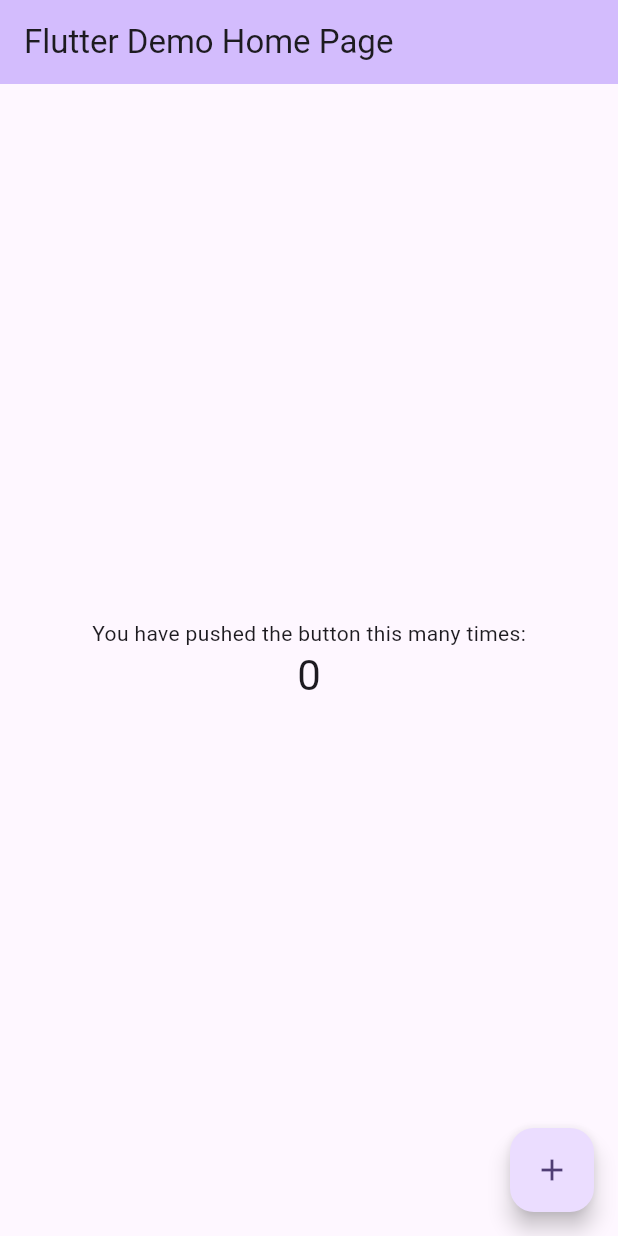
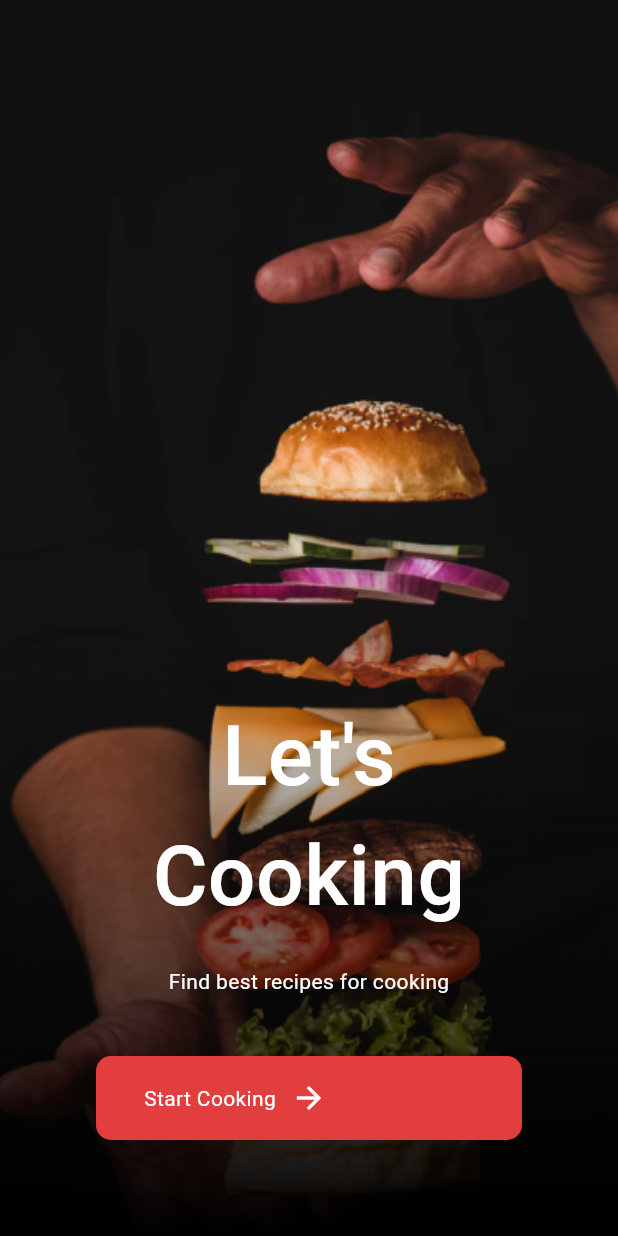
Before and after one commit to vishnu003-3/food_app, a Flutter app: the screen it shows after launch, on a phone screen of 412 x 824 dp. Run offline on Flutter 3.47's test engine with Material 3 defaults, Android fonts, the phone set to English and light mode, and no system bars.

Commit message:
firstscreen commit

```diff
--- a/lib/main.dart
+++ b/lib/main.dart
@@ -1,125 +1,18 @@
 import 'package:flutter/material.dart';
+import 'package:food_app/view/onboarding_screen/onboarding_screen.dart';
 
-void main() {
-  runApp(const MyApp());
+void main(List<String> args) {
+  runApp(MyApp());
 }
 
 class MyApp extends StatelessWidget {
   const MyApp({super.key});
 
-  // This widget is the root of your application.
   @override
   Widget build(BuildContext context) {
     return MaterialApp(
-      title: 'Flutter Demo',
-      theme: ThemeData(
-        // This is the theme of your application.
-        //
-        // TRY THIS: Try running your application with "flutter run". You'll see
-        // the application has a purple toolbar. Then, without quitting the app,
-        // try changing the seedColor in the colorScheme below to Colors.green
-        // and then invoke "hot reload" (save your changes or press the "hot
-        // reload" button in a Flutter-supported IDE, or press "r" if you used
-        // the command line to start the app).
-        //
-        // Notice that the counter didn't reset back to zero; the application
-        // state is not lost during the reload. To reset the state, use hot
-        // restart instead.
-        //
-        // This works for code too, not just values: Most code changes can be
-        // tested with just a hot reload.
-        colorScheme: ColorScheme.fromSeed(seedColor: Colors.deepPurple),
-        useMaterial3: true,
-      ),
-      home: const MyHomePage(title: 'Flutter Demo Home Page'),
+      debugShowCheckedModeBanner: false,
+      home: OnboardingScreen(),
     );
   }
 }
-
-class MyHomePage extends StatefulWidget {
-  const MyHomePage({super.key, required this.title});
-
-  // This widget is the home page of your application. It is stateful, meaning
-  // that it has a State object (defined below) that contains fields that affect
-  // how it looks.
-
-  // This class is the configuration for the state. It holds the values (in this
-  // case the title) provided by the parent (in this case the App widget) and
-  // used by the build method of the State. Fields in a Widget subclass are
-  // always marked "final".
-
-  final String title;
-
-  @override
-  State<MyHomePage> createState() => _MyHomePageState();
-}
-
-class _MyHomePageState extends State<MyHomePage> {
-  int _counter = 0;
-
-  void _incrementCounter() {
-    setState(() {
-      // This call to setState tells the Flutter framework that something has
-      // changed in this State, which causes it to rerun the build method below
-      // so that the display can reflect the updated values. If we changed
-      // _counter without calling setState(), then the build method would not be
-      // called again, and so nothing would appear to happen.
-      _counter++;
-    });
-  }
-
-  @override
-  Widget build(BuildContext context) {
-    // This method is rerun every time setState is called, for instance as done
-    // by the _incrementCounter method above.
-    //
-    // The Flutter framework has been optimized to make rerunning build methods
-    // fast, so that you can just rebuild anything that needs updating rather
-    // than having to individually change instances of widgets.
-    return Scaffold(
-      appBar: AppBar(
-        // TRY THIS: Try changing the color here to a specific color (to
-        // Colors.amber, perhaps?) and trigger a hot reload to see the AppBar
-        // change color while the other colors stay the same.
-        backgroundColor: Theme.of(context).colorScheme.inversePrimary,
-        // Here we take the value from the MyHomePage object that was created by
-        // the App.build method, and use it to set our appbar title.
-        title: Text(widget.title),
-      ),
-      body: Center(
-        // Center is a layout widget. It takes a single child and positions it
-        // in the middle of the parent.
-        child: Column(
-          // Column is also a layout widget. It takes a list of children and
-          // arranges them vertically. By default, it sizes itself to fit its
-          // children horizontally, and tries to be as tall as its parent.
-          //
-          // Column has various properties to control how it sizes itself and
-          // how it positions its children. Here we use mainAxisAlignment to
-          // center the children vertically; the main axis here is the vertical
-          // axis because Columns are vertical (the cross axis would be
-          // horizontal).
-          //
-          // TRY THIS: Invoke "debug painting" (choose the "Toggle Debug Paint"
-          // action in the IDE, or press "p" in the console), to see the
-          // wireframe for each widget.
-          mainAxisAlignment: MainAxisAlignment.center,
-          children: <Widget>[
-            const Text(
-              'You have pushed the button this many times:',
-            ),
-            Text(
-              '$_counter',
-              style: Theme.of(context).textTheme.headlineMedium,
-            ),
-          ],
-        ),
-      ),
-      floatingActionButton: FloatingActionButton(
-        onPressed: _incrementCounter,
-        tooltip: 'Increment',
-        child: const Icon(Icons.add),
-      ), // This trailing comma makes auto-formatting nicer for build methods.
-    );
-  }
-}
--- /dev/null
+++ b/lib/utils/constants/color_constants.dart
@@ -0,0 +1,5 @@
+import 'package:flutter/material.dart';
+
+class ColorConstants {
+  static const Color PRIMARY_COLOR = Color(0xffE23E3E);
+}
--- /dev/null
+++ b/lib/utils/constants/image_constants.dart
@@ -0,0 +1,3 @@
+class ImageConstants {
+  static const String ONBOARDING_SCREEN_BG = "assets/images/image 1.png";
+}
--- /dev/null
+++ b/lib/view/onboarding_screen/onboarding_screen.dart
@@ -0,0 +1,94 @@
+import 'package:flutter/material.dart';
+import 'package:food_app/utils/constants/color_constants.dart';
+import 'package:food_app/utils/constants/image_constants.dart';
+
+class OnboardingScreen extends StatelessWidget {
+  const OnboardingScreen({super.key});
+
+  @override
+  Widget build(BuildContext context) {
+    return Scaffold(
+      body: Stack(
+        children: [
+          // first section - background image
+          _buildBackgroundImage(),
+          // second section - gradient with start cooking button
+          _buildGradientSection(),
+        ],
+      ),
+    );
+  }
+
+  Positioned _buildGradientSection() {
+    return Positioned(
+      bottom: 0,
+      left: 0,
+      right: 0,
+      child: Container(
+        padding: EdgeInsetsDirectional.symmetric(horizontal: 64, vertical: 64),
+        decoration: BoxDecoration(
+          gradient: LinearGradient(
+              colors: [Colors.transparent, Colors.black],
+              begin: Alignment.topCenter,
+              end: Alignment.bottomCenter),
+        ),
+        child: Column(
+          mainAxisAlignment: MainAxisAlignment.center,
+          crossAxisAlignment: CrossAxisAlignment.center,
+          children: [
+            Text(
+              "Let's Cooking",
+              textAlign: TextAlign.center,
+              style: TextStyle(
+                  color: Colors.white,
+                  fontSize: 56,
+                  fontWeight: FontWeight.w500),
+            ),
+            SizedBox(
+              height: 20,
+            ),
+            Text(
+              "Find best recipes for cooking",
+              style:
+                  TextStyle(color: Colors.white, fontWeight: FontWeight.normal),
+            ),
+            SizedBox(
+              height: 40,
+            ),
+            Container(
+              padding:
+                  EdgeInsetsDirectional.symmetric(horizontal: 32, vertical: 16),
+              decoration: BoxDecoration(
+                  color: ColorConstants.PRIMARY_COLOR,
+                  borderRadius: BorderRadius.circular(10)),
+              child: Row(
+                children: [
+                  Text(
+                    "Start Cooking",
+                    style: TextStyle(color: Colors.white),
+                  ),
+                  SizedBox(
+                    width: 10,
+                  ),
+                  Icon(
+                    Icons.arrow_forward,
+                    color: Colors.white,
+                  ),
+                ],
+              ),
+            ),
+          ],
+        ),
+      ),
+    );
+  }
+
+  Container _buildBackgroundImage() {
+    return Container(
+      decoration: BoxDecoration(
+          image: DecorationImage(
+              fit: BoxFit.cover,
+              image: AssetImage(ImageConstants.ONBOARDING_SCREEN_BG))),
+    );
+  }
+}
--- a/pubspec.yaml
+++ b/pubspec.yaml
@@ -59,8 +59,8 @@ flutter:
   uses-material-design: true
 
   # To add assets to your application, add an assets section, like this:
-  # assets:
-  #   - images/a_dot_burr.jpeg
+  assets:
+    - assets/images/image 1.png
   #   - images/a_dot_ham.jpeg
 
   # An image asset can refer to one or more resolution-specific "variants", see
```
Also changed, not shown: assets/images/image 1.png (added).
